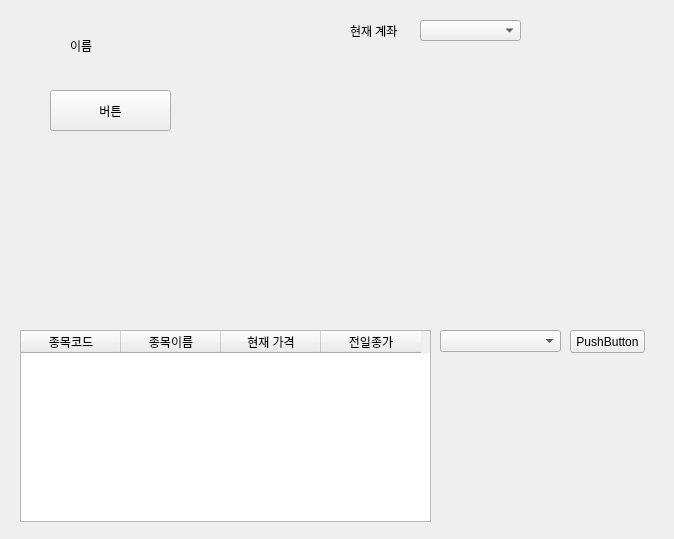
Qt form testdH/ui/main.ui (sun-a-i/mandleda) before a commit.
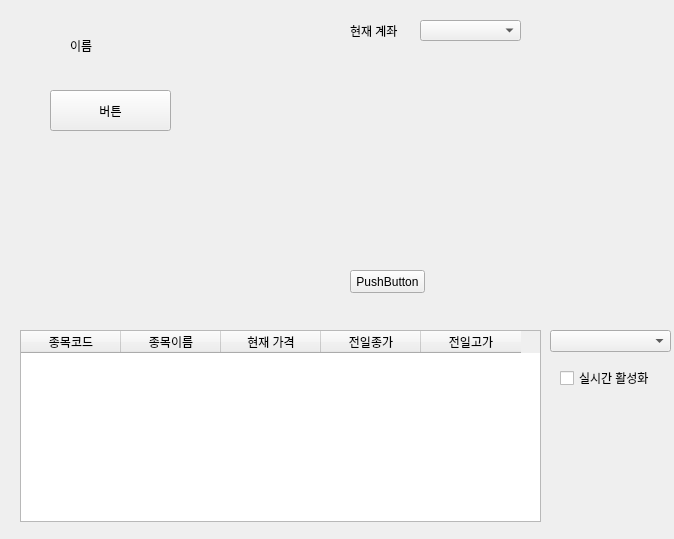
The same form after that commit.

```diff
--- a/testdH/ui/main.ui
+++ b/testdH/ui/main.ui
@@ -29,8 +29,8 @@
   <widget class="QPushButton" name="btn2">
    <property name="geometry">
     <rect>
-     <x>570</x>
-     <y>330</y>
+     <x>350</x>
+     <y>270</y>
      <width>75</width>
      <height>23</height>
     </rect>
@@ -80,7 +80,7 @@
     <rect>
      <x>20</x>
      <y>330</y>
-     <width>411</width>
+     <width>521</width>
      <height>192</height>
     </rect>
    </property>
@@ -104,17 +104,35 @@
      <string>전일종가</string>
     </property>
    </column>
+   <column>
+    <property name="text">
+     <string>전일고가</string>
+    </property>
+   </column>
   </widget>
   <widget class="QComboBox" name="cbox_con">
    <property name="geometry">
     <rect>
-     <x>440</x>
+     <x>550</x>
      <y>330</y>
      <width>121</width>
      <height>22</height>
     </rect>
    </property>
   </widget>
+  <widget class="QCheckBox" name="ckbox_real">
+   <property name="geometry">
+    <rect>
+     <x>560</x>
+     <y>370</y>
+     <width>101</width>
+     <height>16</height>
+    </rect>
+   </property>
+   <property name="text">
+    <string>실시간 활성화</string>
+   </property>
+  </widget>
  </widget>
  <resources/>
  <connections/>
```
